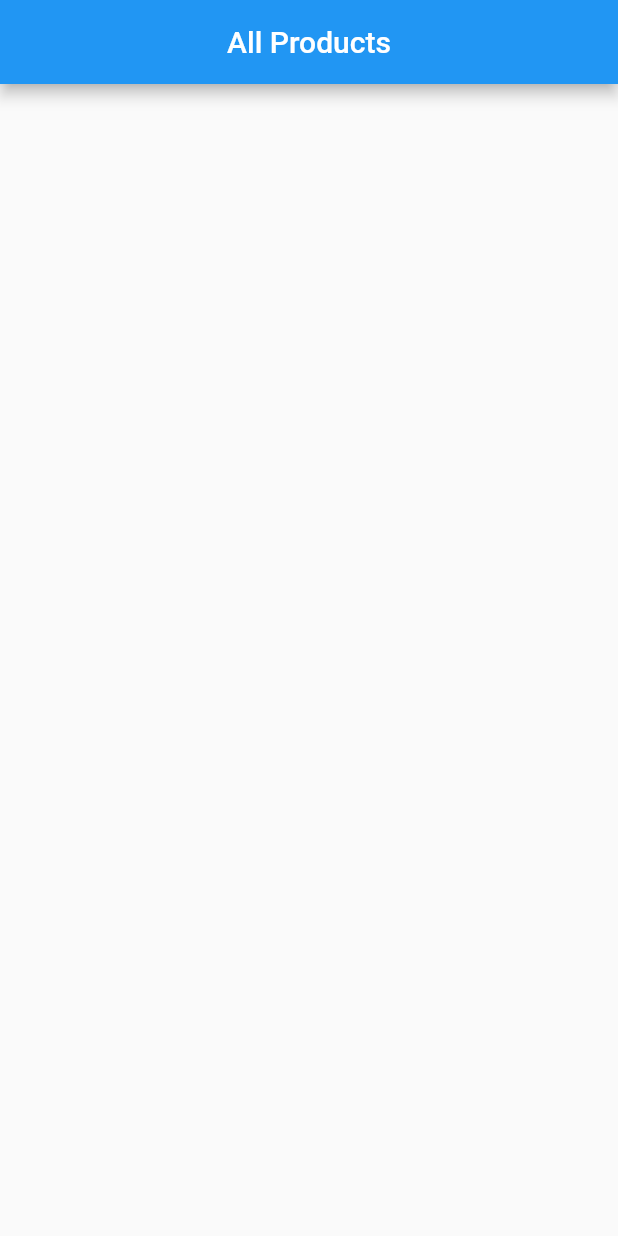
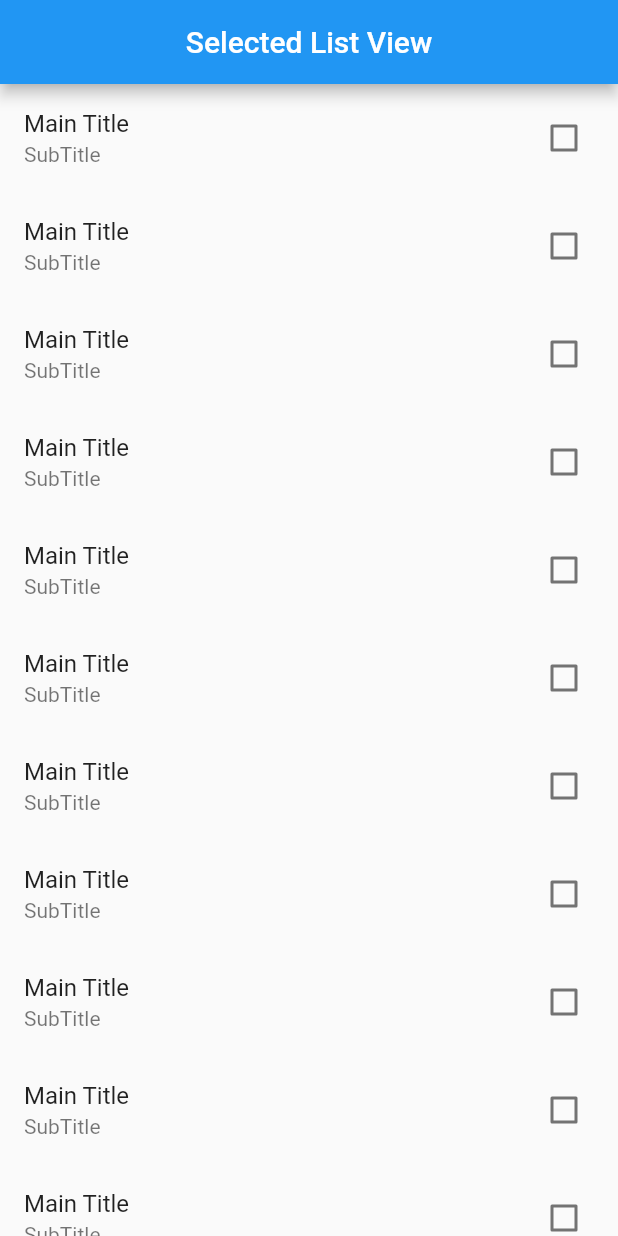
Before and after one commit to HarshsSharma/jionee, a Flutter app: the screen it shows after launch, on a phone screen of 412 x 824 dp. Run offline on Flutter 3.47's test engine with Material 2 defaults, Android fonts, the phone set to English and light mode, and no system bars; our stand-ins replace dio.

Commit message:
list view with select check box

```diff
--- /dev/null
+++ b/lib/list_view_selected/controller/selected_list_view_provider.dart
@@ -0,0 +1,14 @@
+import 'package:flutter/cupertino.dart';
+
+import '../model/Select_item_model.dart';
+
+class SelectedListViewProvider extends ChangeNotifier {
+  List<SelectItemModel> listItems = List.generate(
+      20, (index) => SelectItemModel('Main Title', 'SubTitle', false));
+
+  void toggleChecked(int index) {
+    listItems.elementAt(index).isChecked =
+        !listItems.elementAt(index).isChecked;
+    notifyListeners();
+  }
+}
--- /dev/null
+++ b/lib/list_view_selected/model/select_item_model.dart
@@ -0,0 +1,7 @@
+class SelectItemModel {
+  String title;
+  String subTitle;
+  bool isChecked;
+
+  SelectItemModel(this.title, this.subTitle, this.isChecked);
+}
--- /dev/null
+++ b/lib/list_view_selected/view/list_view_selected.dart
@@ -0,0 +1,29 @@
+import 'dart:developer';
+
+import 'package:flutter/material.dart';
+import 'package:infinity_scroll_view/list_view_selected/controller/selected_list_view_provider.dart';
+import 'package:provider/provider.dart';
+
+class ListViewSelected extends StatelessWidget {
+  const ListViewSelected({super.key});
+
+  @override
+  Widget build(BuildContext context) {
+    final provider = context.watch<SelectedListViewProvider>();
+    return Scaffold(
+      appBar: AppBar(
+        title: const Text('Selected List View'),
+        centerTitle: true,
+      ),
+      body: ListView.builder(
+          itemBuilder: (context, index) => CheckboxListTile(
+                title: Text(provider.listItems[index].title),
+                subtitle: Text(provider.listItems[index].subTitle),
+                value: provider.listItems[index].isChecked,
+                onChanged: (value) {
+                  provider.toggleChecked(index);
+                },
+              )),
+    );
+  }
+}
--- a/lib/main.dart
+++ b/lib/main.dart
@@ -2,6 +2,8 @@ import 'package:flutter/material.dart';
 import 'package:infinity_scroll_view/core/helpers/dio_helper.dart';
 import 'package:infinity_scroll_view/infinity_scroll_view/view/products_view.dart';
 import 'package:infinity_scroll_view/infinity_scroll_view/view_model/products_provider.dart';
+import 'package:infinity_scroll_view/list_view_selected/controller/selected_list_view_provider.dart';
+import 'package:infinity_scroll_view/list_view_selected/view/list_view_selected.dart';
 import 'package:provider/provider.dart';
 
 void main() async {
@@ -17,14 +19,14 @@ class MyApp extends StatelessWidget {
   @override
   Widget build(BuildContext context) {
     return ChangeNotifierProvider(
-        create: (context) => ProductsProvider(),
+        create: (context) => SelectedListViewProvider(),
         child: MaterialApp(
           title: 'Infinity',
           debugShowCheckedModeBanner: false,
           theme: ThemeData(
             primarySwatch: Colors.blue,
           ),
-          home: const ProductsScreen(),
+          home: const ListViewSelected(),
         ));
   }
 }
```
